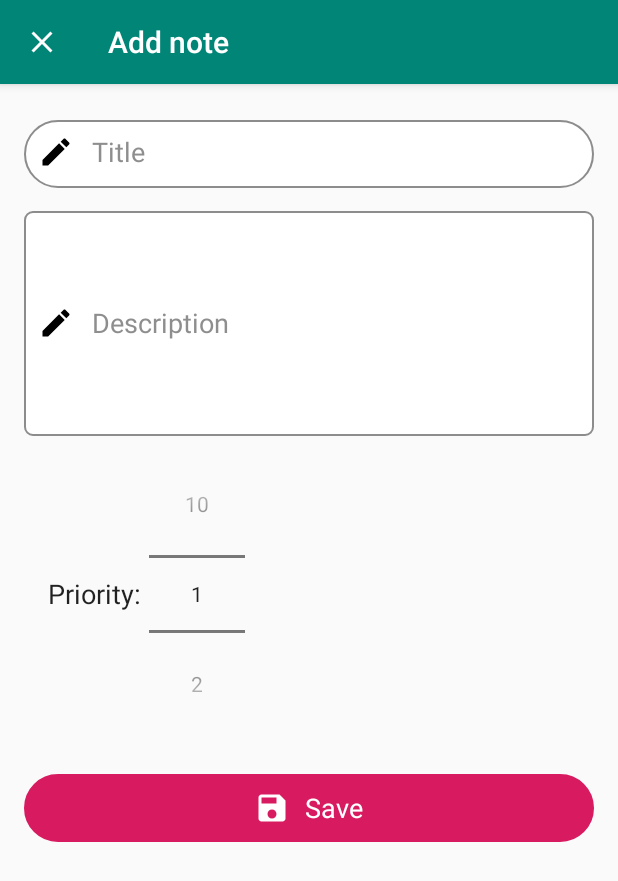
After one commit to yumtaufikhidayat/notes, an Android app: the AddNoteActivity screen opened directly, with no data from a screen before it, on a phone screen of 412 x 824 dp. The commit adds this screen. Shown: the top 881 px of the screen. Run offline under Robolectric (Android 15) with nearby library versions, the phone set to English and light mode, and no system bars.

Commit message:
Adding insert note feature

```diff
--- a/app/src/main/java/com/taufik/notes/MainActivity.java
+++ b/app/src/main/java/com/taufik/notes/MainActivity.java
@@ -1,13 +1,19 @@
 package com.taufik.notes;
 
+import androidx.annotation.Nullable;
 import androidx.appcompat.app.AppCompatActivity;
 import androidx.lifecycle.Observer;
 import androidx.lifecycle.ViewModelProvider;
 import androidx.recyclerview.widget.LinearLayoutManager;
 import androidx.recyclerview.widget.RecyclerView;
 
+import android.content.Intent;
 import android.os.Bundle;
+import android.view.View;
+import android.widget.Toast;
 
+import com.google.android.material.floatingactionbutton.FloatingActionButton;
+import com.taufik.notes.activity.AddNoteActivity;
 import com.taufik.notes.adapter.NotesAdapter;
 import com.taufik.notes.room.model.Notes;
 import com.taufik.notes.viewModel.NotesViewModel;
@@ -16,13 +22,60 @@ import java.util.List;
 
 public class MainActivity extends AppCompatActivity {
 
+    public static final int ADD_NOTE_REQUEST = 1;
+
     NotesViewModel notesViewModel;
+    FloatingActionButton fabAddNote;
 
     @Override
     protected void onCreate(Bundle savedInstanceState) {
         super.onCreate(savedInstanceState);
         setContentView(R.layout.activity_main);
 
+        setInit();
+
+        setFABOnClickListener();
+
+        setRecyclerView();
+
+
+    }
+
+    @Override
+    protected void onActivityResult(int requestCode, int resultCode, @Nullable Intent data) {
+        super.onActivityResult(requestCode, resultCode, data);
+
+        if (requestCode == ADD_NOTE_REQUEST && resultCode == RESULT_OK) {
+            if (data != null) {
+                String title = data.getStringExtra(AddNoteActivity.EXTRA_TITLE);
+                String description = data.getStringExtra(AddNoteActivity.EXTRA_DESCRIPTION);
+                int priority = data.getIntExtra(AddNoteActivity.EXTRA_PRIORITY, 1);
+
+                Notes notes = new Notes(title, description, priority);
+                notesViewModel.insert(notes);
+
+                Toast.makeText(this, R.string.tvNoteSaved, Toast.LENGTH_SHORT).show();
+            }
+        } else {
+            Toast.makeText(this, R.string.tvNoteNotSaved, Toast.LENGTH_SHORT).show();
+        }
+    }
+
+    private void setFABOnClickListener() {
+        fabAddNote.setOnClickListener(new View.OnClickListener() {
+            @Override
+            public void onClick(View view) {
+                Intent intent = new Intent(MainActivity.this, AddNoteActivity.class);
+                startActivityForResult(intent, ADD_NOTE_REQUEST);
+            }
+        });
+    }
+
+    private void setInit() {
+        fabAddNote = findViewById(R.id.fabNote);
+    }
+
+    private void setRecyclerView() {
         RecyclerView recyclerView = findViewById(R.id.recyclerViewMain);
         recyclerView.setLayoutManager(new LinearLayoutManager(this));
         recyclerView.setHasFixedSize(true);
--- /dev/null
+++ b/app/src/main/java/com/taufik/notes/activity/AddNoteActivity.java
@@ -0,0 +1,87 @@
+package com.taufik.notes.activity;
+
+import androidx.appcompat.app.AppCompatActivity;
+
+import android.content.Intent;
+import android.os.Bundle;
+import android.view.View;
+import android.widget.EditText;
+import android.widget.LinearLayout;
+import android.widget.NumberPicker;
+import android.widget.Toast;
+
+import com.taufik.notes.R;
+
+public class AddNoteActivity extends AppCompatActivity {
+
+    public static final String EXTRA_TITLE =
+            "com.taufik.notes.activity.EXTRA_TITLE";
+
+    public static final String EXTRA_DESCRIPTION =
+            "com.taufik.notes.activity.EXTRA_DESCRIPTION";
+
+    public static final String EXTRA_PRIORITY =
+            "com.taufik.notes.activity.EXTRA_PRIORITY";
+
+    EditText etTitle, etDescription;
+    NumberPicker nbPriority;
+    LinearLayout llSave;
+
+    @Override
+    protected void onCreate(Bundle savedInstanceState) {
+        super.onCreate(savedInstanceState);
+        setContentView(R.layout.activity_add_note);
+
+        setInit();
+
+        nbPriority.setMinValue(1);
+        nbPriority.setMaxValue(10);
+
+        setGetSupportActionBar();
+
+        setLlSaveOnClickListener();
+    }
+
+    private void saveNote() {
+
+        String noteTitle = etTitle.getText().toString();
+        String noteDescription = etDescription.getText().toString();
+        int notePriority = nbPriority.getValue();
+
+        if (noteTitle.trim().isEmpty() || noteDescription.trim().isEmpty()) {
+            Toast.makeText(this, R.string.tvAllFieldsRequired, Toast.LENGTH_SHORT).show();
+            return;
+        }
+
+        Intent data = new Intent();
+        data.putExtra(EXTRA_TITLE, noteTitle);
+        data.putExtra(EXTRA_DESCRIPTION, noteDescription);
+        data.putExtra(EXTRA_PRIORITY, notePriority);
+
+        setResult(RESULT_OK, data);
+        finish();
+    }
+
+    private void setLlSaveOnClickListener() {
+        llSave.setOnClickListener(new View.OnClickListener() {
+            @Override
+            public void onClick(View view) {
+                saveNote();
+            }
+        });
+    }
+
+    private void setGetSupportActionBar() {
+        if (getSupportActionBar() != null) {
+            getSupportActionBar().setHomeAsUpIndicator(R.drawable.ic_close);
+            getSupportActionBar().setTitle(R.string.tvAddNote);
+        }
+    }
+
+    private void setInit() {
+        etTitle = findViewById(R.id.etTitle);
+        etDescription = findViewById(R.id.etDescription);
+        nbPriority = findViewById(R.id.nbPriority);
+        llSave = findViewById(R.id.llSave);
+    }
+}
--- /dev/null
+++ b/app/src/main/res/drawable/button_background.xml
@@ -0,0 +1,14 @@
+<?xml version="1.0" encoding="utf-8"?>
+<shape
+    xmlns:android="http://schemas.android.com/apk/res/android"
+    android:shape="rectangle">
+
+    <corners
+        android:radius="100dp"/>
+    <solid
+        android:color="@color/colorAccent"/>
+    <stroke
+        android:width="1dp"
+        android:color="@color/colorAccent"/>
+
+</shape>
--- /dev/null
+++ b/app/src/main/res/drawable/edit_text_description.xml
@@ -0,0 +1,14 @@
+<?xml version="1.0" encoding="utf-8"?>
+<shape
+    xmlns:android="http://schemas.android.com/apk/res/android"
+    android:shape="rectangle">
+
+    <corners
+        android:radius="5dp"/>
+    <solid
+        android:color="@color/colorWhite"/>
+    <stroke
+        android:width="1dp"
+        android:color="@color/colorSemiBlack"/>
+
+</shape>
--- /dev/null
+++ b/app/src/main/res/drawable/edit_text_title.xml
@@ -0,0 +1,14 @@
+<?xml version="1.0" encoding="utf-8"?>
+<shape
+    xmlns:android="http://schemas.android.com/apk/res/android"
+    android:shape="rectangle">
+
+    <corners
+        android:radius="100dp"/>
+    <solid
+        android:color="@color/colorWhite"/>
+    <stroke
+        android:width="1dp"
+        android:color="@color/colorSemiBlack"/>
+
+</shape>
--- /dev/null
+++ b/app/src/main/res/drawable/ic_add.xml
@@ -0,0 +1,5 @@
+<vector android:height="24dp" android:tint="#FFFFFF"
+    android:viewportHeight="24.0" android:viewportWidth="24.0"
+    android:width="24dp" xmlns:android="http://schemas.android.com/apk/res/android">
+    <path android:fillColor="#FF000000" android:pathData="M19,13h-6v6h-2v-6H5v-2h6V5h2v6h6v2z"/>
+</vector>
--- /dev/null
+++ b/app/src/main/res/drawable/ic_close.xml
@@ -0,0 +1,5 @@
+<vector android:height="24dp" android:tint="#FFFFFF"
+    android:viewportHeight="24.0" android:viewportWidth="24.0"
+    android:width="24dp" xmlns:android="http://schemas.android.com/apk/res/android">
+    <path android:fillColor="#FF000000" android:pathData="M19,6.41L17.59,5 12,10.59 6.41,5 5,6.41 10.59,12 5,17.59 6.41,19 12,13.41 17.59,19 19,17.59 13.41,12z"/>
+</vector>
--- /dev/null
+++ b/app/src/main/res/drawable/ic_edit.xml
@@ -0,0 +1,9 @@
+<vector xmlns:android="http://schemas.android.com/apk/res/android"
+        android:width="24dp"
+        android:height="24dp"
+        android:viewportWidth="24.0"
+        android:viewportHeight="24.0">
+    <path
+        android:fillColor="#FF000000"
+        android:pathData="M3,17.25V21h3.75L17.81,9.94l-3.75,-3.75L3,17.25zM20.71,7.04c0.39,-0.39 0.39,-1.02 0,-1.41l-2.34,-2.34c-0.39,-0.39 -1.02,-0.39 -1.41,0l-1.83,1.83 3.75,3.75 1.83,-1.83z"/>
+</vector>
--- /dev/null
+++ b/app/src/main/res/drawable/ic_save.xml
@@ -0,0 +1,5 @@
+<vector android:height="24dp" android:tint="#FFFFFF"
+    android:viewportHeight="24.0" android:viewportWidth="24.0"
+    android:width="24dp" xmlns:android="http://schemas.android.com/apk/res/android">
+    <path android:fillColor="#FF000000" android:pathData="M17,3L5,3c-1.11,0 -2,0.9 -2,2v14c0,1.1 0.89,2 2,2h14c1.1,0 2,-0.9 2,-2L21,7l-4,-4zM12,19c-1.66,0 -3,-1.34 -3,-3s1.34,-3 3,-3 3,1.34 3,3 -1.34,3 -3,3zM15,9L5,9L5,5h10v4z"/>
+</vector>
--- /dev/null
+++ b/app/src/main/res/layout/activity_add_note.xml
@@ -0,0 +1,142 @@
+<?xml version="1.0" encoding="utf-8"?>
+<LinearLayout
+    xmlns:android="http://schemas.android.com/apk/res/android"
+    xmlns:tools="http://schemas.android.com/tools"
+    android:layout_width="match_parent"
+    android:layout_height="match_parent"
+    android:orientation="vertical"
+    tools:context=".activity.AddNoteActivity">
+
+    <LinearLayout
+        android:id="@+id/llTitle"
+        android:layout_width="match_parent"
+        android:layout_height="45dp"
+        android:layout_marginStart="16dp"
+        android:layout_marginEnd="16dp"
+        android:layout_marginTop="24dp"
+        android:layout_marginBottom="15dp"
+        android:background="@drawable/edit_text_title"
+        android:gravity="start"
+        android:orientation="horizontal"
+        android:padding="1dp">
+
+        <ImageView
+            android:layout_width="wrap_content"
+            android:layout_height="wrap_content"
+            android:layout_margin="8dp"
+            android:layout_marginEnd="10dp"
+            android:background="@drawable/ic_edit"
+            android:contentDescription="@string/app_name"
+            android:textColor="@color/colorWhite" />
+
+        <EditText
+            android:id="@+id/etTitle"
+            android:layout_width="match_parent"
+            android:layout_height="match_parent"
+            android:layout_gravity="center_vertical"
+            android:layout_marginEnd="10dp"
+            android:backgroundTint="@android:color/transparent"
+            android:hint="@string/tvTitle"
+            android:importantForAutofill="no"
+            android:inputType="text"
+            android:textColor="@color/colorBlack"
+            android:textColorHint="@color/colorSemiBlack"
+            android:textSize="18sp" />
+
+    </LinearLayout>
+
+    <LinearLayout
+        android:id="@+id/llDescription"
+        android:layout_width="match_parent"
+        android:layout_height="150dp"
+        android:layout_marginStart="16dp"
+        android:layout_marginEnd="16dp"
+        android:layout_marginBottom="15dp"
+        android:background="@drawable/edit_text_description"
+        android:gravity="start"
+        android:orientation="horizontal"
+        android:padding="1dp">
+
+        <ImageView
+            android:layout_width="wrap_content"
+            android:layout_height="wrap_content"
+            android:layout_margin="8dp"
+            android:layout_marginEnd="10dp"
+            android:layout_gravity="center_vertical"
+            android:background="@drawable/ic_edit"
+            android:contentDescription="@string/app_name"
+            android:textColor="@color/colorWhite" />
+
+        <EditText
+            android:id="@+id/etDescription"
+            android:layout_width="match_parent"
+            android:layout_height="match_parent"
+            android:layout_gravity="center_vertical"
+            android:layout_marginEnd="10dp"
+            android:backgroundTint="@android:color/transparent"
+            android:hint="@string/tvDescription"
+            android:importantForAutofill="no"
+            android:inputType="textMultiLine"
+            android:textColor="@color/colorBlack"
+            android:textColorHint="@color/colorSemiBlack"
+            android:textSize="18sp" />
+
+    </LinearLayout>
+
+    <LinearLayout
+        android:layout_width="match_parent"
+        android:layout_height="wrap_content"
+        android:layout_marginStart="16dp"
+        android:layout_marginEnd="16dp"
+        android:orientation="horizontal"
+        android:weightSum="2">
+
+        <TextView
+            android:layout_width="wrap_content"
+            android:layout_height="wrap_content"
+            android:text="@string/tvPriority"
+            android:layout_gravity="center_vertical"
+            android:layout_marginStart="16dp"
+            android:textAppearance="@android:style/TextAppearance.Medium"/>
+
+        <NumberPicker
+            android:id="@+id/nbPriority"
+            android:layout_width="wrap_content"
+            android:layout_height="wrap_content"
+            android:layout_marginStart="5dp"/>
+
+    </LinearLayout>
+
+    <LinearLayout
+        android:id="@+id/llSave"
+        android:layout_width="match_parent"
+        android:layout_height="45dp"
+        android:layout_marginStart="16dp"
+        android:layout_marginTop="30dp"
+        android:layout_marginEnd="16dp"
+        android:layout_marginBottom="40dp"
+        android:background="@drawable/button_background"
+        android:gravity="center"
+        android:orientation="horizontal"
+        android:padding="10dp">
+
+        <ImageView
+            android:layout_width="wrap_content"
+            android:layout_height="wrap_content"
+            android:layout_marginEnd="10dp"
+            android:background="@drawable/ic_save"
+            android:contentDescription="@string/app_name"
+            android:textColor="@color/colorWhite" />
+
+        <TextView
+            android:id="@+id/tvSave"
+            android:layout_width="wrap_content"
+            android:layout_height="wrap_content"
+            android:layout_gravity="center_vertical"
+            android:text="@string/btnSave"
+            android:textColor="@color/colorWhite"
+            android:textSize="18sp" />
+
+    </LinearLayout>
+
+</LinearLayout>
--- a/app/src/main/res/layout/activity_main.xml
+++ b/app/src/main/res/layout/activity_main.xml
@@ -13,4 +13,12 @@
         android:layout_height="match_parent"
         tools:listitem="@layout/notes_item"/>
 
+    <com.google.android.material.floatingactionbutton.FloatingActionButton
+        android:id="@+id/fabNote"
+        android:layout_width="wrap_content"
+        android:layout_height="wrap_content"
+        android:src="@drawable/ic_add"
+        android:layout_gravity="bottom|end"
+        android:layout_margin="32dp"/>
+
 </androidx.coordinatorlayout.widget.CoordinatorLayout>
--- a/app/src/main/res/layout/notes_item.xml
+++ b/app/src/main/res/layout/notes_item.xml
@@ -17,7 +17,7 @@
             android:layout_width="wrap_content"
             android:layout_height="wrap_content"
             android:layout_alignParentEnd="true"
-            android:text="@string/tvPriority"
+            android:text="@string/tvPriorityNumber"
             android:textAppearance="@style/TextAppearance.AppCompat.Large"/>
 
         <TextView
--- a/app/src/main/res/values/colors.xml
+++ b/app/src/main/res/values/colors.xml
@@ -3,4 +3,8 @@
     <color name="colorPrimary">#008577</color>
     <color name="colorPrimaryDark">#00574B</color>
     <color name="colorAccent">#D81B60</color>
+
+    <color name="colorSemiBlack">#D0757474</color>
+    <color name="colorWhite">#FFFFFF</color>
+    <color name="colorBlack">#000000</color>
 </resources>
--- a/app/src/main/res/values/strings.xml
+++ b/app/src/main/res/values/strings.xml
@@ -1,6 +1,14 @@
 <resources>
     <string name="app_name">Notes</string>
-    <string name="tvPriority">1</string>
+    <string name="tvPriorityNumber">1</string>
     <string name="tvTitle">Title</string>
     <string name="tvDescription">Description</string>
+    <string name="tvPriority">Priority:</string>
+    <string name="tvSave">Save</string>
+    <string name="tvDelete">Delete</string>
+    <string name="tvAddNote">Add note</string>
+    <string name="tvAllFieldsRequired">All fields can\'t be empty</string>
+    <string name="tvNoteSaved">Note saved</string>
+    <string name="tvNoteNotSaved">Note not saved</string>
+    <string name="btnSave">Save</string>
 </resources>
```
Also changed, not shown: app/src/main/AndroidManifest.xml (+6 -1 lines), 2 other files.
